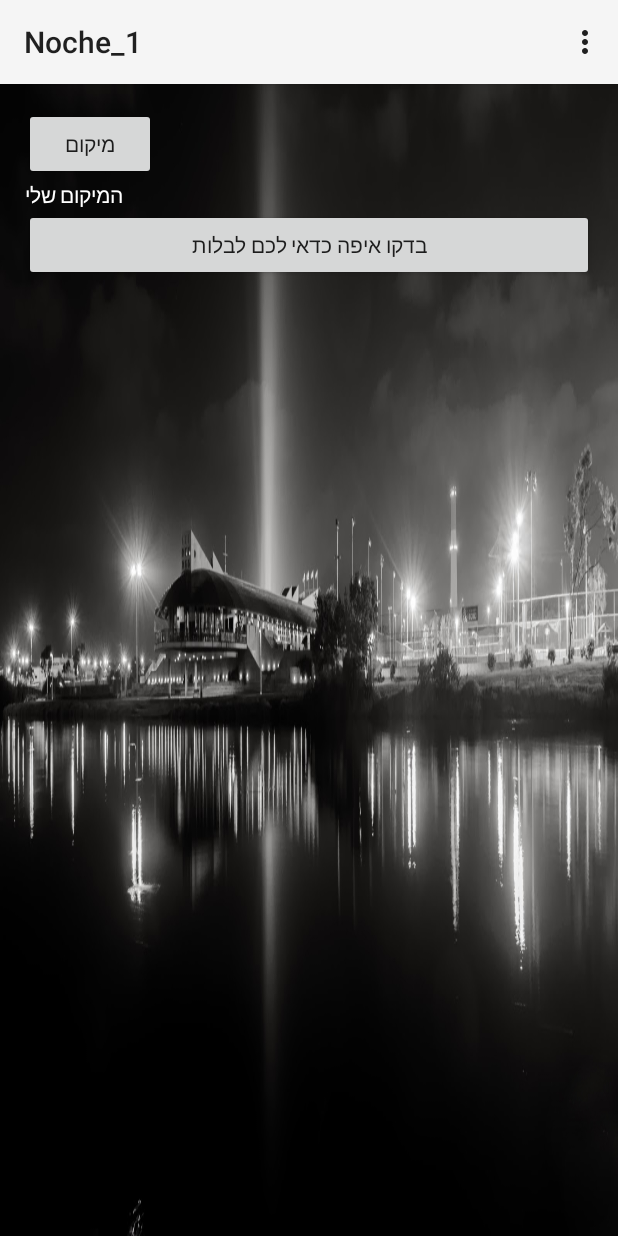
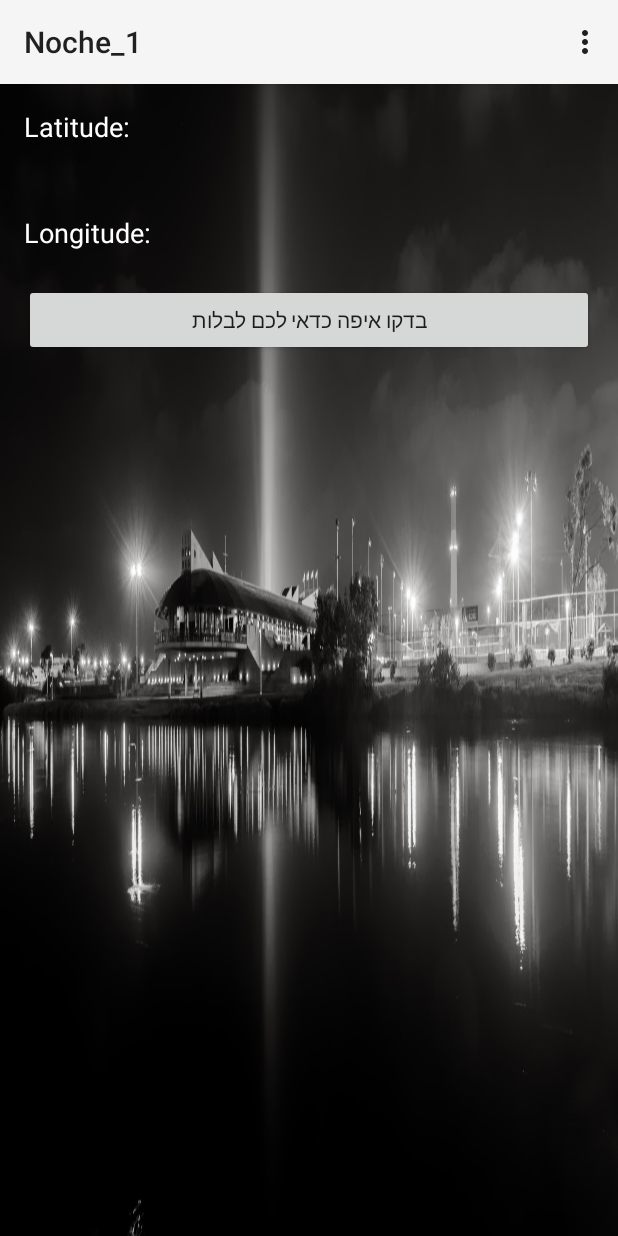
Before and after one commit to zissu/Noche6App, an Android app: the Favorite screen opened directly, with no data from a screen before it, on a phone screen of 412 x 824 dp. Run offline under Robolectric (Android 15) with nearby library versions, the phone set to English and light mode, and no system bars; our stand-ins replace Volley; libraries missing offline, so code that uses them is left out: com.nostra13.universalimageloader; 3 statements that could not run were skipped.

Commit message:
favorite

```diff
--- a/app/src/main/java/com/example/zissu/noche_1/Favorite.java
+++ b/app/src/main/java/com/example/zissu/noche_1/Favorite.java
@@ -4,6 +4,7 @@ import android.*;
 import android.Manifest;
 import android.app.ProgressDialog;
 import android.content.Context;
+import android.content.DialogInterface;
 import android.content.Intent;
 import android.content.pm.PackageManager;
 import android.graphics.Color;
@@ -14,7 +15,9 @@ import android.location.LocationListener;
 import android.location.LocationManager;
 import android.os.AsyncTask;
 import android.os.Build;
+import android.provider.Settings;
 import android.support.v4.app.ActivityCompat;
+import android.support.v7.app.AlertDialog;
 import android.support.v7.app.AppCompatActivity;
 import android.os.Bundle;
 import android.util.Log;
@@ -29,12 +32,18 @@ import android.widget.ImageView;
 import android.widget.ListView;
 import android.widget.RatingBar;
 import android.widget.TextView;
+import android.widget.Toast;
 
 import com.android.volley.Response;
 import com.android.volley.VolleyError;
 import com.android.volley.VolleyLog;
 import com.android.volley.toolbox.JsonArrayRequest;
 import com.example.zissu.noche_1.models.PlaceModel;
+import com.google.android.gms.common.ConnectionResult;
+import com.google.android.gms.common.api.GoogleApiClient;
+import com.google.android.gms.location.LocationRequest;
+import com.google.android.gms.location.LocationServices;
+import com.google.android.gms.maps.model.LatLng;
 import com.nostra13.universalimageloader.core.DisplayImageOptions;
 import com.nostra13.universalimageloader.core.ImageLoader;
 import com.nostra13.universalimageloader.core.ImageLoaderConfiguration;
@@ -53,16 +62,25 @@ import java.net.URL;
 import java.util.ArrayList;
 import java.util.List;
 
-public class Favorite extends AppCompatActivity implements View.OnClickListener {
+public class Favorite extends AppCompatActivity implements View.OnClickListener, GoogleApiClient.ConnectionCallbacks, GoogleApiClient.OnConnectionFailedListener, com.google.android.gms.location.LocationListener {
     private TextView tvData;
     private ListView lvPlaces1;
     private Button btnFavorite;
 
     /*for map*/
-    private TextView currentLocation;
+    private static final String TAG = "MainActivity";
+    private TextView mLatitudeTextView;
+    private TextView mLongitudeTextView;
+    private GoogleApiClient mGoogleApiClient;
+    private Location mLocation;
+    private LocationManager mLocationManager;
+
+    private LocationRequest mLocationRequest;
+    private com.google.android.gms.location.LocationListener listener;
+    private long UPDATE_INTERVAL = 2 * 1000;  /* 10 secs */
+    private long FASTEST_INTERVAL = 2000; /* 2 sec */
+
     private LocationManager locationManager;
-    private LocationListener locationListener;
-    private Button btnLocation;
 
     @Override
     protected void onCreate(Bundle savedInstanceState) {
@@ -84,11 +102,155 @@ public class Favorite extends AppCompatActivity implements View.OnClickListener
         lvPlaces1 = (ListView) findViewById(R.id.lvPlaces1);
         btnFavorite = (Button) findViewById(R.id.btnFavorite);
         btnFavorite.setOnClickListener((View.OnClickListener) this);
+
+        /*Location*/
+        mLatitudeTextView = (TextView) findViewById((R.id.latitude_textview));
+        mLongitudeTextView = (TextView) findViewById((R.id.longitude_textview));
+
+        mGoogleApiClient = new GoogleApiClient.Builder(this)
+                .addConnectionCallbacks(this)
+                .addOnConnectionFailedListener(this)
+                .addApi(LocationServices.API)
+                .build();
+
+        mLocationManager = (LocationManager)this.getSystemService(Context.LOCATION_SERVICE);
+
+        checkLocation(); //check whether location service is enable or not in your  phone
     }
+
+    @Override
+    public void onConnected(Bundle bundle) {
+        if (ActivityCompat.checkSelfPermission(this, Manifest.permission.ACCESS_FINE_LOCATION) != PackageManager.PERMISSION_GRANTED && ActivityCompat.checkSelfPermission(this, Manifest.permission.ACCESS_COARSE_LOCATION) != PackageManager.PERMISSION_GRANTED) {
+            // TODO: Consider calling
+            //    ActivityCompat#requestPermissions
+            // here to request the missing permissions, and then overriding
+            //   public void onRequestPermissionsResult(int requestCode, String[] permissions,
+            //                                          int[] grantResults)
+            // to handle the case where the user grants the permission. See the documentation
+            // for ActivityCompat#requestPermissions for more details.
+            return;
+        }
+
+        startLocationUpdates();
+
+        mLocation = LocationServices.FusedLocationApi.getLastLocation(mGoogleApiClient);
+
+        if(mLocation == null){
+            startLocationUpdates();
+        }
+        if (mLocation != null) {
+
+            // mLatitudeTextView.setText(String.valueOf(mLocation.getLatitude()));
+            //mLongitudeTextView.setText(String.valueOf(mLocation.getLongitude()));
+        } else {
+            Toast.makeText(this, "Location not Detected", Toast.LENGTH_SHORT).show();
+        }
+    }
+
+    @Override
+    public void onConnectionSuspended(int i) {
+        Log.i(TAG, "Connection Suspended");
+        mGoogleApiClient.connect();
+    }
+
+    @Override
+    public void onConnectionFailed(ConnectionResult connectionResult) {
+        Log.i(TAG, "Connection failed. Error: " + connectionResult.getErrorCode());
+    }
+
+    @Override
+    protected void onStart() {
+        super.onStart();
+        if (mGoogleApiClient != null) {
+            mGoogleApiClient.connect();
+        }
+    }
+
+    @Override
+    protected void onStop() {
+        super.onStop();
+        if (mGoogleApiClient.isConnected()) {
+            mGoogleApiClient.disconnect();
+        }
+    }
+
+    protected void startLocationUpdates() {
+        // Create the location request
+        mLocationRequest = LocationRequest.create()
+                .setPriority(LocationRequest.PRIORITY_HIGH_ACCURACY)
+                .setInterval(UPDATE_INTERVAL)
+                .setFastestInterval(FASTEST_INTERVAL);
+        // Request location updates
+        if (ActivityCompat.checkSelfPermission(this, Manifest.permission.ACCESS_FINE_LOCATION) != PackageManager.PERMISSION_GRANTED && ActivityCompat.checkSelfPermission(this, Manifest.permission.ACCESS_COARSE_LOCATION) != PackageManager.PERMISSION_GRANTED) {
+            // TODO: Consider calling
+            //    ActivityCompat#requestPermissions
+            // here to request the missing permissions, and then overriding
+            //   public void onRequestPermissionsResult(int requestCode, String[] permissions,
+            //                                          int[] grantResults)
+            // to handle the case where the user grants the permission. See the documentation
+            // for ActivityCompat#requestPermissions for more details.
+            return;
+        }
+        LocationServices.FusedLocationApi.requestLocationUpdates(mGoogleApiClient,
+                mLocationRequest, this);
+        Log.d("reque", "--->>>>");
+    }
+
+    @Override
+    public void onLocationChanged(Location location) {
+
+        String msg = "Updated Location: " +
+                Double.toString(location.getLatitude()) + "," +
+                Double.toString(location.getLongitude());
+        mLatitudeTextView.setText(String.valueOf(location.getLatitude()));
+        mLongitudeTextView.setText(String.valueOf(location.getLongitude() ));
+        Toast.makeText(this, msg, Toast.LENGTH_SHORT).show();
+        // You can now create a LatLng Object for use with maps
+         LatLng latLng = new LatLng(location.getLatitude(), location.getLongitude());
+    }
+
+    private boolean checkLocation() {
+        if(!isLocationEnabled())
+            showAlert();
+        return isLocationEnabled();
+    }
+
+    private void showAlert() {
+        final AlertDialog.Builder dialog = new AlertDialog.Builder(this);
+        dialog.setTitle("Enable Location")
+                .setMessage("Your Locations Settings is set to 'Off'.\nPlease Enable Location to " +
+                        "use this app")
+                .setPositiveButton("Location Settings", new DialogInterface.OnClickListener() {
+                    @Override
+                    public void onClick(DialogInterface paramDialogInterface, int paramInt) {
+
+                        Intent myIntent = new Intent(Settings.ACTION_LOCATION_SOURCE_SETTINGS);
+                        startActivity(myIntent);
+                    }
+                })
+                .setNegativeButton("Cancel", new DialogInterface.OnClickListener() {
+                    @Override
+                    public void onClick(DialogInterface paramDialogInterface, int paramInt) {
+
+                    }
+                });
+        dialog.show();
+    }
+
+    private boolean isLocationEnabled() {
+        locationManager = (LocationManager) getSystemService(Context.LOCATION_SERVICE);
+        return locationManager.isProviderEnabled(LocationManager.GPS_PROVIDER) ||
+                locationManager.isProviderEnabled(LocationManager.NETWORK_PROVIDER);
+    }
+
+
+
     @Override
     public void onClick(View v) {
+        double latitude = mLocation.getLatitude();
+        double longitude =  mLocation.getLongitude();
         if(v == btnFavorite){
-            new JSONTask().execute("http://193.106.55.121:8080/getClosestPlaces/bar/23.2456/34.5667/");
+            new JSONTask().execute("http://193.106.55.121:8080/getClosestPlaces/bar/" + longitude+"/" + latitude + "/");
         }
     }
 
--- a/app/src/main/res/layout/activity_favorite.xml
+++ b/app/src/main/res/layout/activity_favorite.xml
@@ -11,17 +11,44 @@
     android:orientation="vertical"
     android:background="@drawable/tlv"
     tools:context="com.example.zissu.noche_1.Favorite">
-<Button
-    android:layout_width="wrap_content"
-    android:layout_height="wrap_content"
-    android:text="מיקום"
-    android:id="@+id/btnLocation"/>
         <TextView
-    android:layout_width="wrap_content"
-    android:layout_height="wrap_content"
-            android:textColor="#fff"
-            android:text="המיקום שלי"
-            android:id="@+id/currentLocation"/>
+            android:id="@+id/latitude"
+            android:layout_width="wrap_content"
+            android:layout_height="wrap_content"
+            android:layout_alignParentLeft="true"
+            android:layout_alignParentTop="true"
+            android:text="Latitude:"
+            android:textSize="18sp"
+            android:textColor="#fff"/>
+        <TextView
+            android:id="@+id/latitude_textview"
+            android:layout_width="wrap_content"
+            android:layout_height="wrap_content"
+            android:layout_alignBaseline="@+id/latitude"
+            android:layout_marginLeft="10dp"
+            android:layout_toRightOf="@+id/latitude"
+            android:textSize="16sp"
+            android:textColor="#fff"/>
+        <TextView
+            android:id="@+id/longitude"
+            android:layout_width="wrap_content"
+            android:layout_height="wrap_content"
+            android:layout_alignParentLeft="true"
+            android:layout_alignParentTop="true"
+            android:text="Longitude:"
+            android:layout_marginTop="24dp"
+            android:textSize="18sp"
+            android:textColor="#fff"/>
+        <TextView
+            android:id="@+id/longitude_textview"
+            android:layout_width="wrap_content"
+            android:layout_height="wrap_content"
+            android:layout_alignBaseline="@+id/longitude"
+            android:layout_marginLeft="10dp"
+            android:layout_toRightOf="@+id/longitude"
+            android:textSize="16sp"
+            android:textColor="#fff"/>
+
         <Button
     android:layout_width="match_parent"
     android:layout_height="wrap_content"
```
